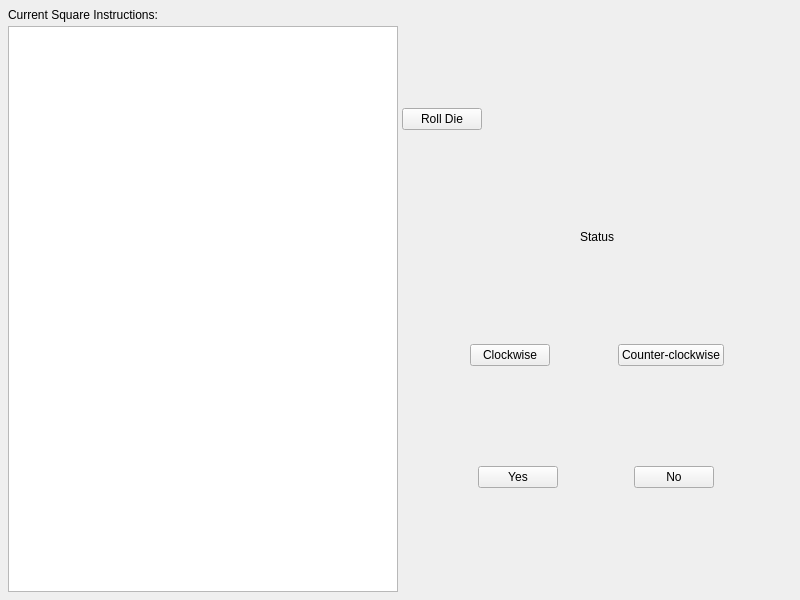
Before: the Qt Designer form TheBigWindow.ui in syzonin/TalismanQt, drawn with Qt 5.
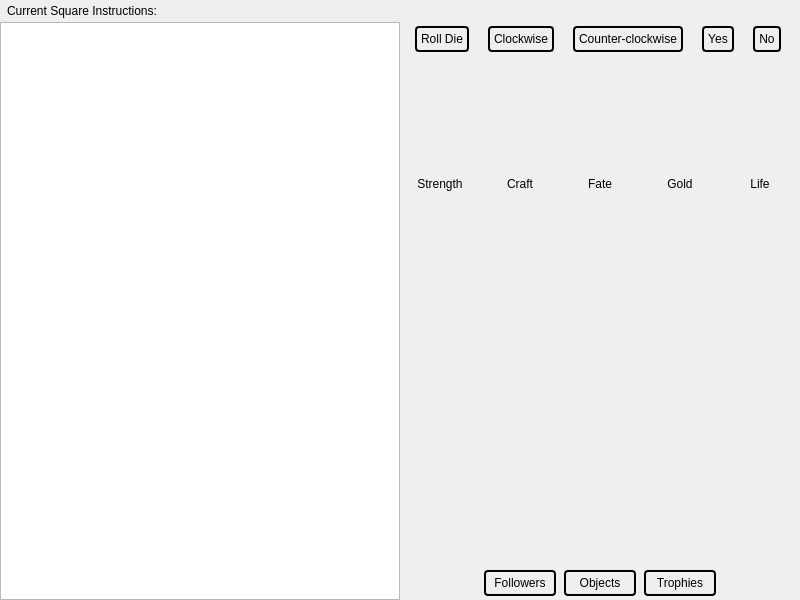
After: the same form once the commit is applied. Icons and pictures are not drawn.

Commit message: Need some sleep... no more layout again

Patch:
```diff
--- a/TheBigWindow.ui
+++ b/TheBigWindow.ui
@@ -32,12 +32,40 @@
    <iconset>
     <normaloff>images/talisman-icon.gif</normaloff>images/talisman-icon.gif</iconset>
   </property>
+  <property name="styleSheet">
+   <string notr="true">QPushButton {
+	background-image: url(images/CardTexture.jpg);
+    border: 2px solid black; 
+    border-radius: 4px; 
+	padding: 4px;
+	margin: 4px;
+}
+
+QPushButton:hover {
+	border-color: green; 
+	color: green;
+}
+
+QPushButton:pressed  {
+	border-color: rgba(0, 0, 0, 50%);
+	color: rgba(0, 0, 0, 50%);
+}
+
+QPushButton, QLabel {
+	font-family: &quot;Windlass&quot;;
+}
+
+QLabel {
+	background-color: rgba(0,0,0,0%);
+	padding: 4px;
+}</string>
+  </property>
   <layout class="QGridLayout" name="windowLayout">
    <property name="sizeConstraint">
     <enum>QLayout::SetMinimumSize</enum>
    </property>
    <property name="margin">
-    <number>8</number>
+    <number>0</number>
    </property>
    <property name="spacing">
     <number>0</number>
@@ -45,7 +73,7 @@
    <item row="0" column="0">
     <layout class="QHBoxLayout" name="mainLayout">
      <property name="spacing">
-      <number>4</number>
+      <number>0</number>
      </property>
      <property name="sizeConstraint">
       <enum>QLayout::SetMinimumSize</enum>
@@ -88,19 +116,6 @@
        <property name="rightMargin">
         <number>0</number>
        </property>
-       <item>
-        <widget class="QPushButton" name="btnRollDie">
-         <property name="sizePolicy">
-          <sizepolicy hsizetype="Fixed" vsizetype="Fixed">
-           <horstretch>0</horstretch>
-           <verstretch>0</verstretch>
-          </sizepolicy>
-         </property>
-         <property name="text">
-          <string>Roll Die</string>
-         </property>
-        </widget>
-       </item>
        <item>
         <widget class="QLabel" name="lblStatus">
          <property name="sizePolicy">
@@ -116,7 +131,7 @@
           </size>
          </property>
          <property name="text">
-          <string>Status</string>
+          <string/>
          </property>
          <property name="alignment">
           <set>Qt::AlignCenter</set>
@@ -127,10 +142,26 @@
         </widget>
        </item>
        <item>
-        <layout class="QHBoxLayout" name="directionLayout">
+        <layout class="QHBoxLayout" name="movementLayout">
+         <property name="spacing">
+          <number>0</number>
+         </property>
          <property name="sizeConstraint">
           <enum>QLayout::SetMinimumSize</enum>
          </property>
+         <item>
+          <widget class="QPushButton" name="btnRollDie">
+           <property name="sizePolicy">
+            <sizepolicy hsizetype="Fixed" vsizetype="Fixed">
+             <horstretch>0</horstretch>
+             <verstretch>0</verstretch>
+            </sizepolicy>
+           </property>
+           <property name="text">
+            <string>Roll Die</string>
+           </property>
+          </widget>
+         </item>
          <item>
           <widget class="QPushButton" name="btnRight">
            <property name="sizePolicy">
@@ -163,13 +194,6 @@
            </property>
           </widget>
          </item>
-        </layout>
-       </item>
-       <item>
-        <layout class="QHBoxLayout" name="confirmationLayout">
-         <property name="sizeConstraint">
-          <enum>QLayout::SetMinimumSize</enum>
-         </property>
          <item>
           <widget class="QPushButton" name="btnYes">
            <property name="sizePolicy">
@@ -198,6 +222,167 @@
          </item>
         </layout>
        </item>
+       <item>
+        <layout class="QGridLayout" name="charDetails">
+         <property name="sizeConstraint">
+          <enum>QLayout::SetMinimumSize</enum>
+         </property>
+         <property name="spacing">
+          <number>0</number>
+         </property>
+         <item row="0" column="0">
+          <widget class="QLabel" name="lblStr">
+           <property name="layoutDirection">
+            <enum>Qt::LeftToRight</enum>
+           </property>
+           <property name="text">
+            <string>Strength</string>
+           </property>
+           <property name="alignment">
+            <set>Qt::AlignCenter</set>
+           </property>
+          </widget>
+         </item>
+         <item row="0" column="4">
+          <widget class="QLabel" name="lblLife">
+           <property name="layoutDirection">
+            <enum>Qt::LeftToRight</enum>
+           </property>
+           <property name="text">
+            <string>Life</string>
+           </property>
+           <property name="alignment">
+            <set>Qt::AlignCenter</set>
+           </property>
+          </widget>
+         </item>
+         <item row="0" column="3">
+          <widget class="QLabel" name="lblGold">
+           <property name="layoutDirection">
+            <enum>Qt::LeftToRight</enum>
+           </property>
+           <property name="text">
+            <string>Gold</string>
+           </property>
+           <property name="alignment">
+            <set>Qt::AlignCenter</set>
+           </property>
+          </widget>
+         </item>
+         <item row="0" column="2">
+          <widget class="QLabel" name="lblFate">
+           <property name="layoutDirection">
+            <enum>Qt::LeftToRight</enum>
+           </property>
+           <property name="text">
+            <string>Fate</string>
+           </property>
+           <property name="alignment">
+            <set>Qt::AlignCenter</set>
+           </property>
+          </widget>
+         </item>
+         <item row="0" column="1">
+          <widget class="QLabel" name="lblCft">
+           <property name="layoutDirection">
+            <enum>Qt::LeftToRight</enum>
+           </property>
+           <property name="text">
+            <string>Craft</string>
+           </property>
+           <property name="alignment">
+            <set>Qt::AlignCenter</set>
+           </property>
+          </widget>
+         </item>
+         <item row="1" column="0">
+          <widget class="QLabel" name="lblStrPts">
+           <property name="layoutDirection">
+            <enum>Qt::LeftToRight</enum>
+           </property>
+           <property name="text">
+            <string/>
+           </property>
+           <property name="alignment">
+            <set>Qt::AlignCenter</set>
+           </property>
+          </widget>
+         </item>
+         <item row="1" column="1">
+          <widget class="QLabel" name="lblCftPts">
+           <property name="layoutDirection">
+            <enum>Qt::LeftToRight</enum>
+           </property>
+           <property name="text">
+            <string/>
+           </property>
+           <property name="alignment">
+            <set>Qt::AlignCenter</set>
+           </property>
+          </widget>
+         </item>
+         <item row="1" column="2">
+          <widget class="QLabel" name="lblFatePts">
+           <property name="layoutDirection">
+            <enum>Qt::LeftToRight</enum>
+           </property>
+           <property name="text">
+            <string/>
+           </property>
+           <property name="alignment">
+            <set>Qt::AlignCenter</set>
+           </property>
+          </widget>
+         </item>
+         <item row="1" column="3">
+          <widget class="QLabel" name="lblGoldPts">
+           <property name="layoutDirection">
+            <enum>Qt::LeftToRight</enum>
+           </property>
+           <property name="text">
+            <string/>
+           </property>
+           <property name="alignment">
+            <set>Qt::AlignCenter</set>
+           </property>
+          </widget>
+         </item>
+         <item row="1" column="4">
+          <widget class="QLabel" name="lblLifePts">
+           <property name="layoutDirection">
+            <enum>Qt::LeftToRight</enum>
+           </property>
+           <property name="text">
+            <string/>
+           </property>
+           <property name="alignment">
+            <set>Qt::AlignCenter</set>
+           </property>
+          </widget>
+         </item>
+         <item row="2" column="1">
+          <widget class="QPushButton" name="btnFollowers">
+           <property name="text">
+            <string>Followers</string>
+           </property>
+          </widget>
+         </item>
+         <item row="2" column="2">
+          <widget class="QPushButton" name="btnObjects">
+           <property name="text">
+            <string>Objects</string>
+           </property>
+          </widget>
+         </item>
+         <item row="2" column="3">
+          <widget class="QPushButton" name="btnTrophies">
+           <property name="text">
+            <string>Trophies</string>
+           </property>
+          </widget>
+         </item>
+        </layout>
+       </item>
        <item>
         <layout class="QHBoxLayout" name="deckLayout">
          <property name="sizeConstraint">
```
Left out of the diff: 13 changed lines with no effect on the pictures. The commit also changes 13 other files.
